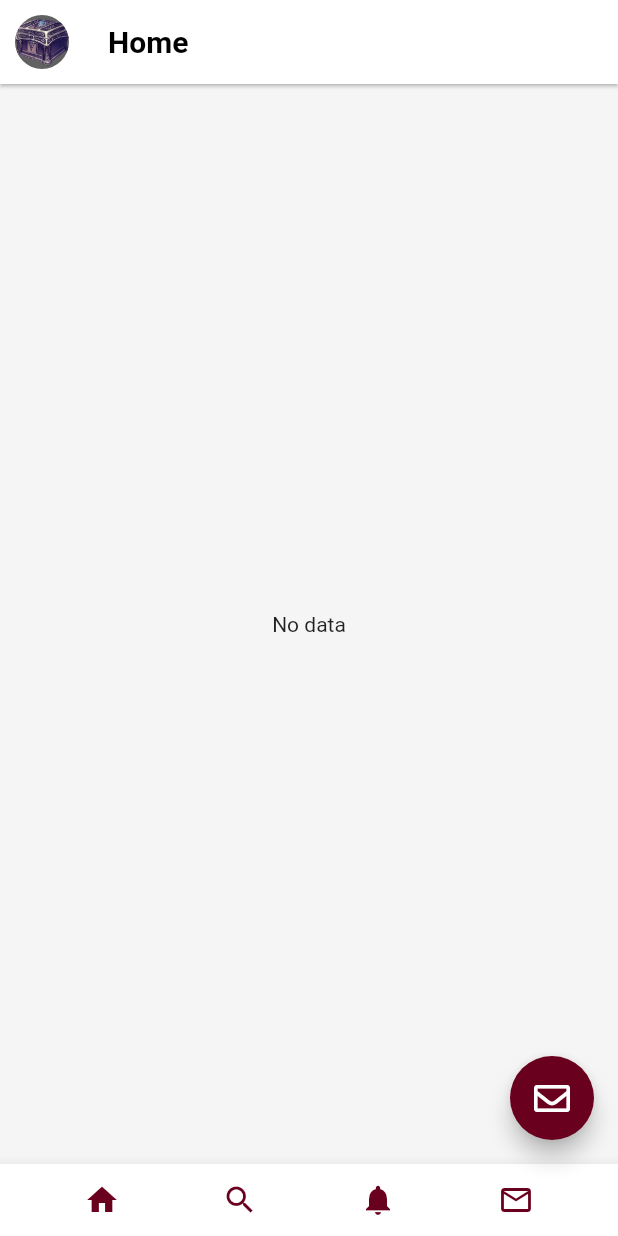
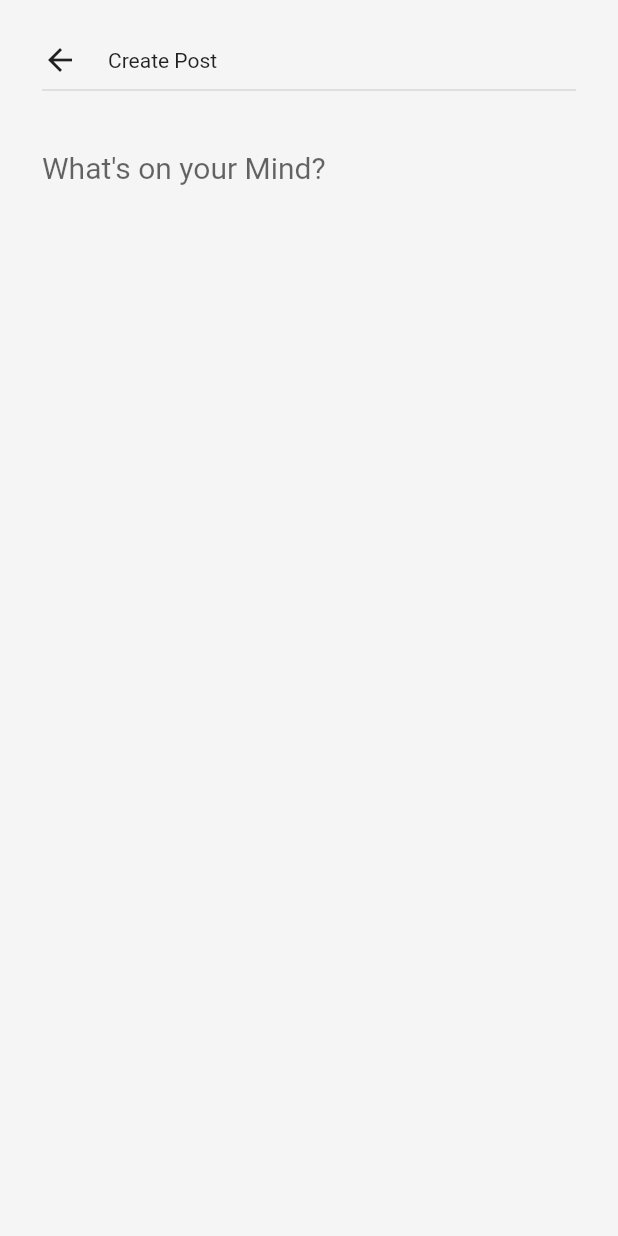
Before and after one commit to mmsoftware100/pandora_flutter_mobile, a Flutter app: the HomeScreen screen opened directly, after a tap on an icon or button, on a phone screen of 412 x 824 dp. Run offline on Flutter 3.47's test engine with Material 2 defaults, Android fonts, the phone set to English and light mode, and no system bars; drawn by our look-alikes of pull_to_refresh; our stand-ins replace better_player, cached_network_image, connectivity, dartz, dio, easy_localization and 9 more; missing offline and left inert: dart:ffi, flutter_pdfview.

Commit message:
article create

```diff
--- a/lib/tweet.dart
+++ b/lib/tweet.dart
@@ -130,7 +130,7 @@ class Tweet extends StatelessWidget {
   Widget tweetText() {
     return Text(
       text,
-      style: TextStyle(fontWeight: FontWeight.bold),
+      style: TextStyle(fontSize: 18),
       overflow: TextOverflow.clip,
     );
   }
--- /dev/null
+++ b/lib/view/pages/create_article_page.dart
@@ -0,0 +1,168 @@
+import 'package:flutter/material.dart';
+import 'package:provider/provider.dart';
+
+import '../../providers/article_provider.dart';
+import '../../providers/user_provider.dart';
+
+class CreateArticlePage extends StatefulWidget {
+  const CreateArticlePage({Key? key}) : super(key: key);
+
+  @override
+  State<CreateArticlePage> createState() => _CreateArticlePageState();
+}
+
+class _CreateArticlePageState extends State<CreateArticlePage> {
+
+  TextEditingController contentController = TextEditingController();
+
+  void _showToast(BuildContext context,String result) {
+    final scaffold = ScaffoldMessenger.of(context);
+    scaffold.showSnackBar(
+      SnackBar(
+        content:  Text(result),
+        // action: SnackBarAction(
+        //     label: 'UNDO', onPressed: scaffold.hideCurrentSnackBar),
+      ),
+    );
+  }
+
+  @override
+  void initState() {
+    // TODO: implement initState
+
+    contentController.addListener((){
+      //here you have the changes of your textfield
+      // print("value: ${contentController.text}");
+      //use setState to rebuild the widget
+      setState(() {
+
+      });
+    });
+    super.initState();
+  }
+
+  @override
+  void dispose() {
+    // TODO: implement dispose
+    contentController.dispose();
+    super.dispose();
+  }
+
+  @override
+  Widget build(BuildContext context) {
+    return Scaffold(
+      body: Padding(
+        padding: const EdgeInsets.all(28.0),
+        child: Column(
+          crossAxisAlignment: CrossAxisAlignment.start,
+          children: [
+            Row(
+              children: [
+                InkWell(
+                    child: Icon(Icons.arrow_back),
+                onTap: (){
+                     Navigator.pop(context);
+                },
+                ),
+                const SizedBox(
+                  width: 20,
+                ),
+                Text('Create Post'),
+                Spacer(),
+                contentController.text.isNotEmpty ? ElevatedButton(
+                  style: ElevatedButton.styleFrom(backgroundColor: Colors.grey),
+                  onPressed: ()async {
+
+                    String accessToken = Provider.of<UserProvider>(context,listen: false).user.accessToken;
+                    bool status = await Provider.of<ArticleProvider>(context, listen: false).createAritcle(accessToken!, "Test Page Title", contentController.text);
+                    if(status == true){
+                      _showToast(context,"Post created");
+                      await Provider.of<ArticleProvider>(context, listen: false).getArticle();
+                      Navigator.pop(context);
+                    }
+                  },
+                  child: Text('Post'),
+                ):
+                    Container()
+
+              ],
+            ),
+            Divider(
+              thickness: 1,
+            ),
+            const SizedBox(
+              height: 20,
+            ),
+            /*
+            ListTile(
+              contentPadding: EdgeInsets.zero,
+              leading: Image.network(
+                  'https://upload.wikimedia.org/wikipedia/commons/4/44/Facebook_Logo.png'),
+              title: Text("Username Here"),
+              subtitle: Padding(
+                padding: EdgeInsets.only(top: 10),
+                child: Row(
+                  children: [
+                    Expanded(
+                      child: OutlinedButton.icon(
+                        style: OutlinedButton.styleFrom(
+                            foregroundColor: Colors.grey),
+                        onPressed: () {},
+                        icon: Icon(Icons.group),
+                        label: Row(
+                          children: [
+                            Text('Friends'),
+                            Expanded(
+                              child: Icon(
+                                Icons.arrow_drop_down,
+                              ),
+                            )
+                          ],
+                        ),
+                      ),
+                    ),
+                    const SizedBox(
+                      width: 20,
+                    ),
+                    Expanded(
+                      child: OutlinedButton.icon(
+                        style: OutlinedButton.styleFrom(
+                            foregroundColor: Colors.grey),
+                        onPressed: () {},
+                        icon: Icon(Icons.add),
+                        label: Row(
+                          children: [
+                            Text('Album'),
+                            Expanded(
+                              child: Icon(
+                                Icons.arrow_drop_down,
+                              ),
+                            ),
+                          ],
+                        ),
+                      ),
+                    ),
+                  ],
+                ),
+              ),
+            ),
+            const SizedBox(
+              height: 20,
+            ),
+
+             */
+            TextFormField(
+              maxLines: 15,
+              controller: contentController,
+              decoration: InputDecoration(
+                border: InputBorder.none,
+                hintText: 'What\'s on your Mind?',
+                hintStyle: TextStyle(fontSize: 20),
+              ),
+            ),
+          ],
+        ),
+      ),
+    );
+  }
+}
--- a/lib/view/pages/home_page.dart
+++ b/lib/view/pages/home_page.dart
@@ -19,6 +19,7 @@ import '../widgets/pdf_widget.dart';
 import '../widgets/text_description.dart';
 import '../widgets/video_view_widget.dart';
 import 'comments_page.dart';
+import 'create_article_page.dart';
 
 class HomeScreen extends StatefulWidget {
   HomeScreen();
@@ -81,8 +82,11 @@ class _HomeScreenState extends State<HomeScreen> {
       floatingActionButton: FloatingActionButton(
         backgroundColor: parseColor("#69001e"),
         child: Icon(FontAwesomeIcons.envelope,color: Colors.white,),
-        onPressed: () {},
+        onPressed: () {
+          Navigator.push(context, MaterialPageRoute(builder: (context)=> CreateArticlePage()));
+        },
       ),
+      /*
       bottomNavigationBar: BottomAppBar(
         child: Row(
           mainAxisAlignment: MainAxisAlignment.spaceEvenly,
@@ -94,6 +98,8 @@ class _HomeScreenState extends State<HomeScreen> {
           ],
         ),
       ),
+
+       */
     );
   }
 
```
Also changed, not shown: lib/components/constants.dart (line endings or trailing spaces).
